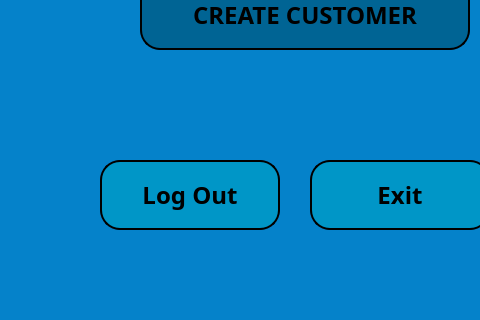
melikkekaya/BankingApp_SQL, file admin_createCS_window.ui: the form before one commit; both pictures show x 0 to 480 and y 380 to 700 of the 600 by 700 pixel window.
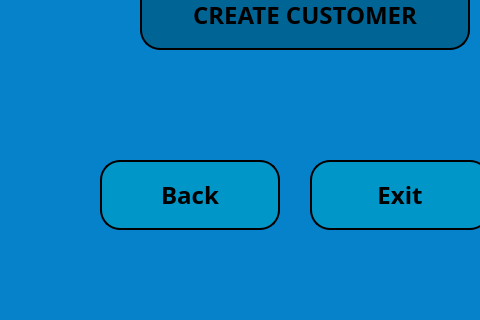
The form after the commit.

Commit message: Admin opt screen commit

Patch:
```diff
--- a/admin_createCS_window.ui
+++ b/admin_createCS_window.ui
@@ -146,7 +146,7 @@
    </string>
     </property>
     <property name="text">
-     <string>Log Out</string>
+     <string>Back</string>
     </property>
    </widget>
    <widget class="QPushButton" name="admincswdw_btn_exit">
```
The commit also changes 6 other files.
